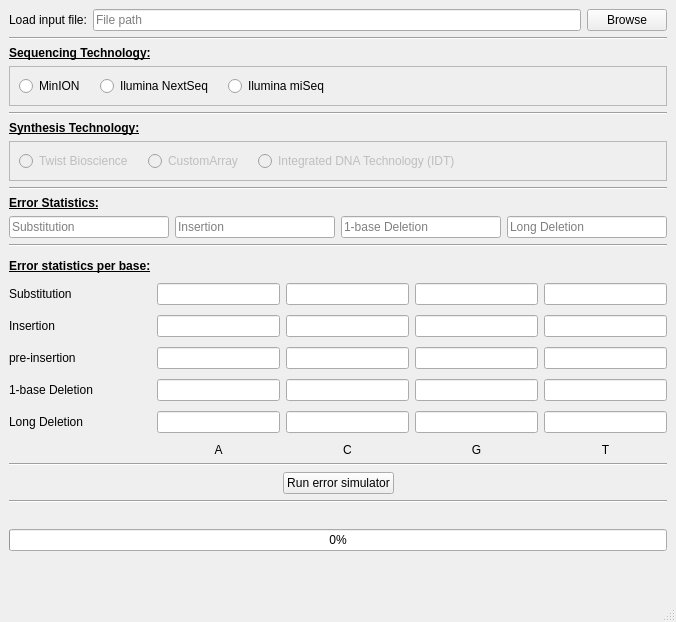
The window that dnaSimulator/dnaSimulator.ui (oyerush/DNASimulator) describes before a commit, drawn with Qt 5.
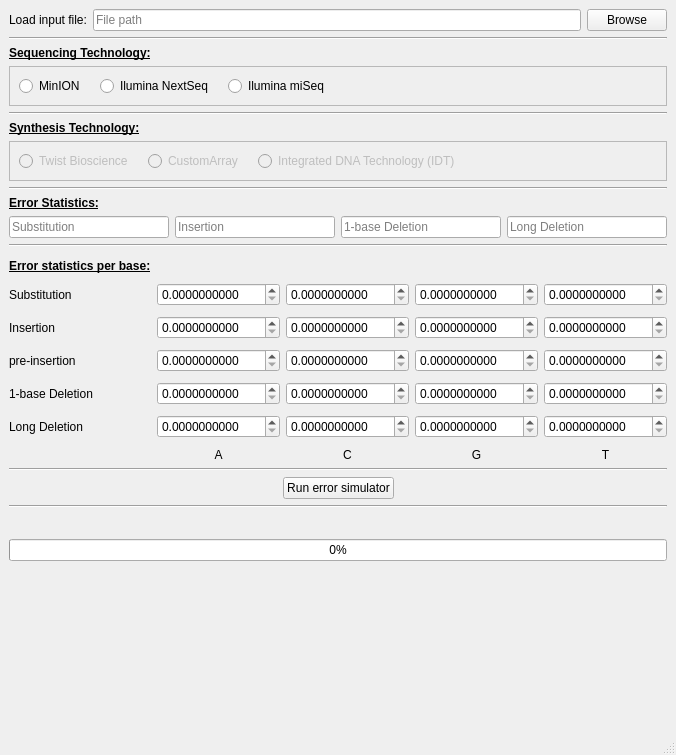
The same window after the commit. Custom widgets are drawn as their Qt base class.

Commit message: #18 changed editlines to custom spinners that allow mul/div the value by 10

Diff of the .ui file:
```diff
--- a/dnaSimulator/dnaSimulator.ui
+++ b/dnaSimulator/dnaSimulator.ui
@@ -7,7 +7,7 @@
     <x>0</x>
     <y>0</y>
     <width>676</width>
-    <height>618</height>
+    <height>755</height>
    </rect>
   </property>
   <property name="sizePolicy">
@@ -347,27 +347,88 @@
       <property name="verticalSpacing">
        <number>10</number>
       </property>
-      <item row="1" column="1">
-       <widget class="QLineEdit" name="A_substitution_lineEdit"/>
+      <item row="1" column="2">
+       <widget class="SpinBoxCustom" name="C_substitution_doubleSpinBox">
+        <property name="decimals">
+         <number>10</number>
+        </property>
+       </widget>
       </item>
-      <item row="2" column="0">
-       <widget class="QLabel" name="Insertion_label">
+      <item row="1" column="5">
+       <widget class="SpinBoxCustom" name="T_substitution_doubleSpinBox">
+        <property name="decimals">
+         <number>10</number>
+        </property>
+       </widget>
+      </item>
+      <item row="4" column="0">
+       <widget class="QLabel" name="one_base_del_label">
         <property name="text">
-         <string>Insertion</string>
+         <string>1-base Deletion</string>
         </property>
        </widget>
       </item>
-      <item row="2" column="2">
-       <widget class="QLineEdit" name="C_insertion_lineEdit"/>
+      <item row="1" column="3">
+       <widget class="SpinBoxCustom" name="G_substitution_doubleSpinBox">
+        <property name="decimals">
+         <number>10</number>
+        </property>
+       </widget>
       </item>
-      <item row="6" column="0">
+      <item row="7" column="0">
        <widget class="QLabel" name="empty_label">
         <property name="text">
          <string/>
         </property>
        </widget>
       </item>
-      <item row="6" column="2">
+      <item row="7" column="5">
+       <widget class="QLabel" name="T_base_label">
+        <property name="sizePolicy">
+         <sizepolicy hsizetype="Preferred" vsizetype="Fixed">
+          <horstretch>0</horstretch>
+          <verstretch>0</verstretch>
+         </sizepolicy>
+        </property>
+        <property name="text">
+         <string>T</string>
+        </property>
+        <property name="alignment">
+         <set>Qt::AlignCenter</set>
+        </property>
+       </widget>
+      </item>
+      <item row="2" column="1">
+       <widget class="SpinBoxCustom" name="A_insertion_doubleSpinBox">
+        <property name="decimals">
+         <number>10</number>
+        </property>
+       </widget>
+      </item>
+      <item row="3" column="0">
+       <widget class="QLabel" name="pre_insertion_label">
+        <property name="text">
+         <string>pre-insertion</string>
+        </property>
+       </widget>
+      </item>
+      <item row="7" column="3">
+       <widget class="QLabel" name="G_base_label">
+        <property name="sizePolicy">
+         <sizepolicy hsizetype="Preferred" vsizetype="Fixed">
+          <horstretch>0</horstretch>
+          <verstretch>0</verstretch>
+         </sizepolicy>
+        </property>
+        <property name="text">
+         <string>G</string>
+        </property>
+        <property name="alignment">
+         <set>Qt::AlignCenter</set>
+        </property>
+       </widget>
+      </item>
+      <item row="7" column="2">
        <widget class="QLabel" name="C_base_label">
         <property name="sizePolicy">
          <sizepolicy hsizetype="Preferred" vsizetype="Fixed">
@@ -383,10 +444,48 @@
         </property>
        </widget>
       </item>
-      <item row="4" column="2">
-       <widget class="QLineEdit" name="C_one_base_del_lineEdit"/>
+      <item row="2" column="5">
+       <widget class="SpinBoxCustom" name="T_insertion_doubleSpinBox">
+        <property name="decimals">
+         <number>10</number>
+        </property>
+       </widget>
       </item>
-      <item row="6" column="1">
+      <item row="2" column="2">
+       <widget class="SpinBoxCustom" name="C_insertion_doubleSpinBox">
+        <property name="decimals">
+         <number>10</number>
+        </property>
+       </widget>
+      </item>
+      <item row="2" column="0">
+       <widget class="QLabel" name="Insertion_label">
+        <property name="text">
+         <string>Insertion</string>
+        </property>
+       </widget>
+      </item>
+      <item row="0" column="0">
+       <widget class="QLabel" name="error_stats_base_label">
+        <property name="sizePolicy">
+         <sizepolicy hsizetype="Preferred" vsizetype="Fixed">
+          <horstretch>0</horstretch>
+          <verstretch>0</verstretch>
+         </sizepolicy>
+        </property>
+        <property name="font">
+         <font>
+          <weight>75</weight>
+          <bold>true</bold>
+          <underline>true</underline>
+         </font>
+        </property>
+        <property name="text">
+         <string>Error statistics per base:</string>
+        </property>
+       </widget>
+      </item>
+      <item row="7" column="1">
        <widget class="QLabel" name="A_base_label">
         <property name="sizePolicy">
          <sizepolicy hsizetype="Preferred" vsizetype="Fixed">
@@ -405,8 +504,12 @@
         </property>
        </widget>
       </item>
-      <item row="2" column="5">
-       <widget class="QLineEdit" name="T_insertion_lineEdit"/>
+      <item row="6" column="0">
+       <widget class="QLabel" name="long_del_label">
+        <property name="text">
+         <string>Long Deletion</string>
+        </property>
+       </widget>
       </item>
       <item row="1" column="0">
        <widget class="QLabel" name="Substitution_label">
@@ -415,126 +518,103 @@
         </property>
        </widget>
       </item>
-      <item row="1" column="5">
-       <widget class="QLineEdit" name="T_substitution_lineEdit"/>
-      </item>
-      <item row="6" column="5">
-       <widget class="QLabel" name="T_base_label">
-        <property name="sizePolicy">
-         <sizepolicy hsizetype="Preferred" vsizetype="Fixed">
-          <horstretch>0</horstretch>
-          <verstretch>0</verstretch>
-         </sizepolicy>
+      <item row="1" column="1">
+       <widget class="SpinBoxCustom" name="A_substitution_doubleSpinBox">
+        <property name="decimals">
+         <number>10</number>
         </property>
-        <property name="text">
-         <string>T</string>
-        </property>
-        <property name="alignment">
-         <set>Qt::AlignCenter</set>
-        </property>
        </widget>
       </item>
-      <item row="4" column="5">
-       <widget class="QLineEdit" name="T_one_base_del_lineEdit"/>
-      </item>
-      <item row="0" column="0">
-       <widget class="QLabel" name="error_stats_base_label">
-        <property name="sizePolicy">
-         <sizepolicy hsizetype="Preferred" vsizetype="Fixed">
-          <horstretch>0</horstretch>
-          <verstretch>0</verstretch>
-         </sizepolicy>
+      <item row="2" column="3">
+       <widget class="SpinBoxCustom" name="G_insertion_doubleSpinBox">
+        <property name="decimals">
+         <number>10</number>
         </property>
-        <property name="font">
-         <font>
-          <weight>75</weight>
-          <bold>true</bold>
-          <underline>true</underline>
-         </font>
-        </property>
-        <property name="text">
-         <string>Error statistics per base:</string>
-        </property>
        </widget>
       </item>
-      <item row="5" column="3">
-       <widget class="QLineEdit" name="G_long_del_lineEdit"/>
-      </item>
       <item row="3" column="1">
-       <widget class="QLineEdit" name="A_pre_insertion_lineEdit"/>
-      </item>
-      <item row="1" column="3">
-       <widget class="QLineEdit" name="G_substitution_lineEdit"/>
-      </item>
-      <item row="4" column="0">
-       <widget class="QLabel" name="one_base_del_label">
-        <property name="text">
-         <string>1-base Deletion</string>
+       <widget class="SpinBoxCustom" name="A_pre_insertion_doubleSpinBox">
+        <property name="decimals">
+         <number>10</number>
         </property>
        </widget>
       </item>
-      <item row="3" column="0">
-       <widget class="QLabel" name="pre_insertion_label">
-        <property name="text">
-         <string>pre-insertion</string>
-        </property>
-       </widget>
-      </item>
-      <item row="2" column="1">
-       <widget class="QLineEdit" name="A_insertion_lineEdit"/>
-      </item>
-      <item row="5" column="1">
-       <widget class="QLineEdit" name="A_long_del_lineEdit"/>
-      </item>
-      <item row="4" column="3">
-       <widget class="QLineEdit" name="G_one_base_del_lineEdit"/>
-      </item>
       <item row="3" column="2">
-       <widget class="QLineEdit" name="C_pre_insertion_lineEdit"/>
+       <widget class="SpinBoxCustom" name="C_pre_insertion_doubleSpinBox">
+        <property name="decimals">
+         <number>10</number>
+        </property>
+       </widget>
       </item>
       <item row="3" column="3">
-       <widget class="QLineEdit" name="G_pre_insertion_lineEdit"/>
+       <widget class="SpinBoxCustom" name="G_pre_insertion_doubleSpinBox">
+        <property name="decimals">
+         <number>10</number>
+        </property>
+       </widget>
       </item>
-      <item row="2" column="3">
-       <widget class="QLineEdit" name="G_insertion_lineEdit"/>
-      </item>
-      <item row="5" column="0">
-       <widget class="QLabel" name="long_del_label">
-        <property name="text">
-         <string>Long Deletion</string>
+      <item row="3" column="5">
+       <widget class="SpinBoxCustom" name="T_pre_insertion_doubleSpinBox">
+        <property name="decimals">
+         <number>10</number>
         </property>
        </widget>
       </item>
       <item row="4" column="1">
-       <widget class="QLineEdit" name="A_one_base_del_lineEdit"/>
+       <widget class="SpinBoxCustom" name="A_one_base_del_doubleSpinBox">
+        <property name="decimals">
+         <number>10</number>
+        </property>
+       </widget>
       </item>
-      <item row="5" column="5">
-       <widget class="QLineEdit" name="T_long_del_lineEdit"/>
+      <item row="4" column="2">
+       <widget class="SpinBoxCustom" name="C_one_base_del_doubleSpinBox">
+        <property name="decimals">
+         <number>10</number>
+        </property>
+       </widget>
+      </item>
+      <item row="4" column="3">
+       <widget class="SpinBoxCustom" name="G_one_base_del_doubleSpinBox">
+        <property name="decimals">
+         <number>10</number>
+        </property>
+       </widget>
+      </item>
+      <item row="4" column="5">
+       <widget class="SpinBoxCustom" name="T_one_base_del_doubleSpinBox">
+        <property name="decimals">
+         <number>10</number>
+        </property>
+       </widget>
+      </item>
+      <item row="6" column="1">
+       <widget class="SpinBoxCustom" name="A_long_del_doubleSpinBox">
+        <property name="decimals">
+         <number>10</number>
+        </property>
+       </widget>
+      </item>
+      <item row="6" column="2">
+       <widget class="SpinBoxCustom" name="C_long_del_doubleSpinBox">
+        <property name="decimals">
+         <number>10</number>
+        </property>
+       </widget>
       </item>
       <item row="6" column="3">
-       <widget class="QLabel" name="G_base_label">
-        <property name="sizePolicy">
-         <sizepolicy hsizetype="Preferred" vsizetype="Fixed">
-          <horstretch>0</horstretch>
-          <verstretch>0</verstretch>
-         </sizepolicy>
+       <widget class="SpinBoxCustom" name="G_long_del_doubleSpinBox">
+        <property name="decimals">
+         <number>10</number>
         </property>
-        <property name="text">
-         <string>G</string>
-        </property>
-        <property name="alignment">
-         <set>Qt::AlignCenter</set>
-        </property>
        </widget>
       </item>
-      <item row="5" column="2">
-       <widget class="QLineEdit" name="C_long_del_lineEdit"/>
-      </item>
-      <item row="3" column="5">
-       <widget class="QLineEdit" name="T_pre_insertion_lineEdit"/>
-      </item>
-      <item row="1" column="2">
-       <widget class="QLineEdit" name="C_substitution_lineEdit"/>
+      <item row="6" column="5">
+       <widget class="SpinBoxCustom" name="T_long_del_doubleSpinBox">
+        <property name="decimals">
+         <number>10</number>
+        </property>
+       </widget>
       </item>
      </layout>
     </item>
@@ -624,21 +704,21 @@
           </property>
          </widget>
         </item>
-        <item>
-         <spacer name="horizontalSpacer_2">
-          <property name="orientation">
-           <enum>Qt::Horizontal</enum>
-          </property>
-          <property name="sizeHint" stdset="0">
-           <size>
-            <width>40</width>
-            <height>5</height>
-           </size>
-          </property>
-         </spacer>
-        </item>
        </layout>
       </item>
+      <item>
+       <spacer name="horizontalSpacer_2">
+        <property name="orientation">
+         <enum>Qt::Horizontal</enum>
+        </property>
+        <property name="sizeHint" stdset="0">
+         <size>
+          <width>40</width>
+          <height>5</height>
+         </size>
+        </property>
+       </spacer>
+      </item>
       <item>
        <layout class="QHBoxLayout" name="horizontalLayout_5">
         <property name="spacing">
@@ -688,6 +768,13 @@
   </widget>
   <widget class="QStatusBar" name="statusbar"/>
  </widget>
+ <customwidgets>
+  <customwidget>
+   <class>SpinBoxCustom</class>
+   <extends>QDoubleSpinBox</extends>
+   <header>SpinBoxCustom.h</header>
+  </customwidget>
+ </customwidgets>
  <resources/>
  <connections/>
 </ui>
```
The commit also changes 5 other files.
